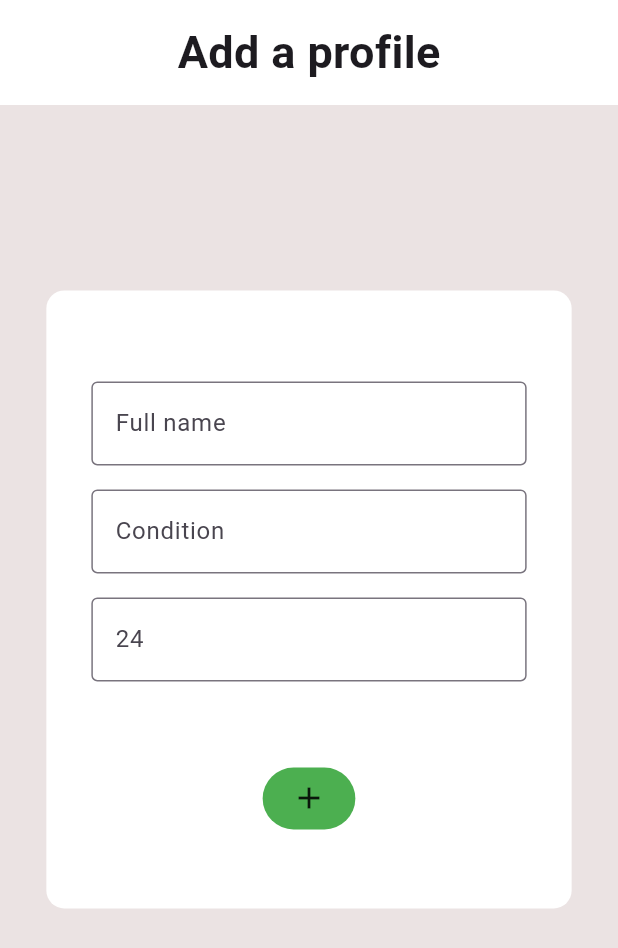
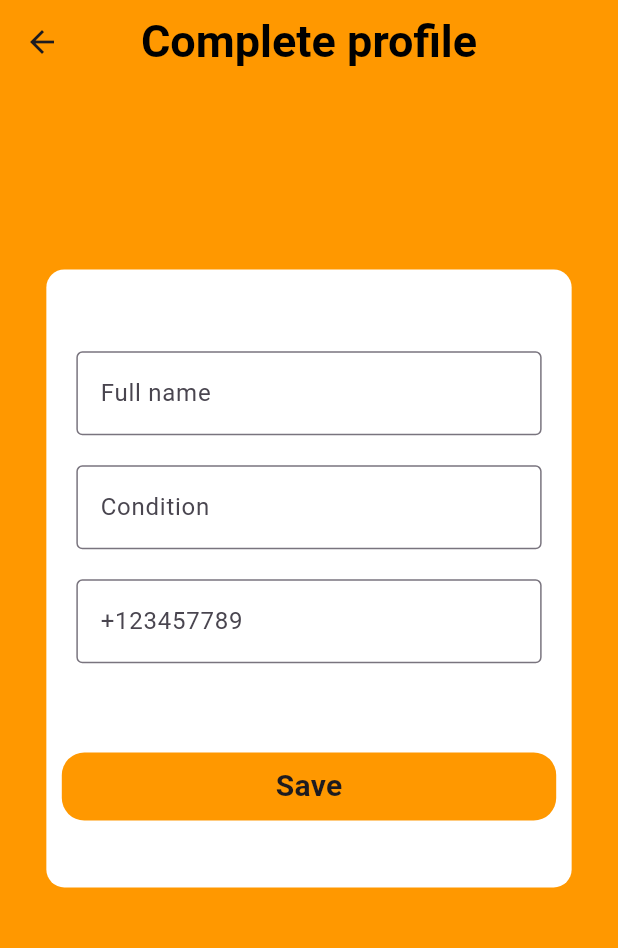
Before and after one commit to maisamsidd/guide-app, a Flutter app: the SignUpBuild screen opened directly, on a phone screen of 412 x 824 dp. Shown: the top 948 px of the screen. Run offline on Flutter 3.47's test engine with Material 3 defaults, Android fonts, the phone set to English and light mode, and no system bars; our stand-ins replace carousel_slider, cloud_firestore, firebase_auth, firebase_core, get; accounts and stored records are empty.

```diff
--- a/lib/Authentication/build_profile.dart
+++ b/lib/Authentication/build_profile.dart
@@ -1,33 +1,49 @@
+import 'package:cloud_firestore/cloud_firestore.dart';
+import 'package:firebase_auth/firebase_auth.dart';
 import 'package:flutter/material.dart';
+import 'package:guide_app/VIews/HomePage/home_page.dart';
+import 'package:guide_app/widgets/Buttons/ls_button.dart';
+import 'package:guide_app/widgets/TextFields/login/ls_textfield.dart';
 
 import '../../main.dart';
 import '../utils/app_colors.dart';
 import '../widgets/Buttons/profile_build_button.dart';
 import '../widgets/TextFields/login/profile_build_textfield.dart';
 
-class SignUpBuild extends StatelessWidget {
+class SignUpBuild extends StatefulWidget {
   const SignUpBuild({super.key});
 
   @override
+  State<SignUpBuild> createState() => _SignUpBuildState();
+}
+
+class _SignUpBuildState extends State<SignUpBuild> {
+  final fireStore = FirebaseFirestore.instance.collection("users");
+  @override
   Widget build(BuildContext context) {
+    final auth = FirebaseAuth.instance;
+    final currentUser = auth.currentUser;
+    final userid = currentUser!.uid;
+    final email = currentUser!.email;
+
+    final nameController = TextEditingController();
+    final conditionController = TextEditingController();
+    final numberController = TextEditingController();
     mq = MediaQuery.of(context).size;
     return SafeArea(
       child: Scaffold(
-        backgroundColor: MyColors.greyColor,
+        appBar: AppBar(
+          backgroundColor: MyColors.orangeColor,
+          title: Text("Complete profile",
+              style: TextStyle(
+                  color: MyColors.BlackColor,
+                  fontSize: 30,
+                  fontWeight: FontWeight.bold)),
+        ),
+        backgroundColor: MyColors.orangeColor,
         body: Center(
           child: Column(
             children: [
-              Container(
-                height: 70,
-                width: mq.width * 100,
-                color: MyColors.whiteColor,
-                child: const Center(
-                  child: Text(
-                    "Add a profile",
-                    style: TextStyle(fontSize: 30, fontWeight: FontWeight.bold),
-                  ),
-                ),
-              ),
               SizedBox(
                 height: mq.height * 0.15,
               ),
@@ -40,22 +56,58 @@ class SignUpBuild extends StatelessWidget {
                 child: Column(
                   mainAxisAlignment: MainAxisAlignment.center,
                   children: [
-                    const ProfileBuildTextfield(
+                    LsTextField(
                       hintText: "John Doe",
                       labelText: "Full name",
+                      controller: nameController,
                     ),
-                    const ProfileBuildTextfield(
+                    LsTextField(
                       hintText: "e.g Diabetes",
                       labelText: "Condition",
+                      controller: conditionController,
                     ),
-                    const ProfileBuildTextfield(
-                      hintText: "Age",
-                      labelText: "24",
+                    LsTextField(
+                      hintText: "contact number",
+                      labelText: "+123457789",
+                      controller: numberController,
                     ),
                     SizedBox(
                       height: mq.height * 0.06,
                     ),
-                    const ProfileBuildButton()
+                    LsButton(
+                      ontap: () {
+                        try {
+                          if (currentUser != null) {
+                            fireStore.doc(userid).set({
+                              "email": email,
+                              "name": nameController.text,
+                              "condition": conditionController.text,
+                              "contact_number": numberController.text
+                            }).then((onValue) {
+                              Navigator.push(
+                                  context,
+                                  MaterialPageRoute(
+                                      builder: (context) => HomePage()));
+                            });
+                          } else {
+                            ScaffoldMessenger.of(context).showSnackBar(
+                              const SnackBar(
+                                content: Text("User is not logged in"),
+                                backgroundColor: Colors.red,
+                              ),
+                            );
+                          }
+                        } catch (e) {
+                          ScaffoldMessenger.of(context).showSnackBar(
+                            const SnackBar(
+                              content: Text("Some error"),
+                              backgroundColor: Colors.red,
+                            ),
+                          );
+                        }
+                      },
+                      text: "Save",
+                    )
                   ],
                 ),
               )
--- a/lib/main.dart
+++ b/lib/main.dart
@@ -4,6 +4,7 @@ import 'package:get/get_navigation/src/root/get_material_app.dart';
 import 'package:guide_app/Authentication/build_profile.dart';
 import 'package:guide_app/Authentication/login_page.dart';
 import 'package:guide_app/VIews/HomePage/home_page.dart';
+import 'package:guide_app/VIews/SplashScreen/splashScreen.dart';
 import 'package:guide_app/firebase_options.dart';
 
 late Size mq;
@@ -25,7 +26,7 @@ class MyApp extends StatelessWidget {
         centerTitle: true,
       )),
       debugShowCheckedModeBanner: false,
-      home: LoginPage(),
+      home: SplashScreen(),
     );
   }
 }
```
Also changed, not shown: lib/Controller/SplashServices/splashServices.dart (+21 -4 lines), lib/Model/user_model.dart (+28 -0 lines).
